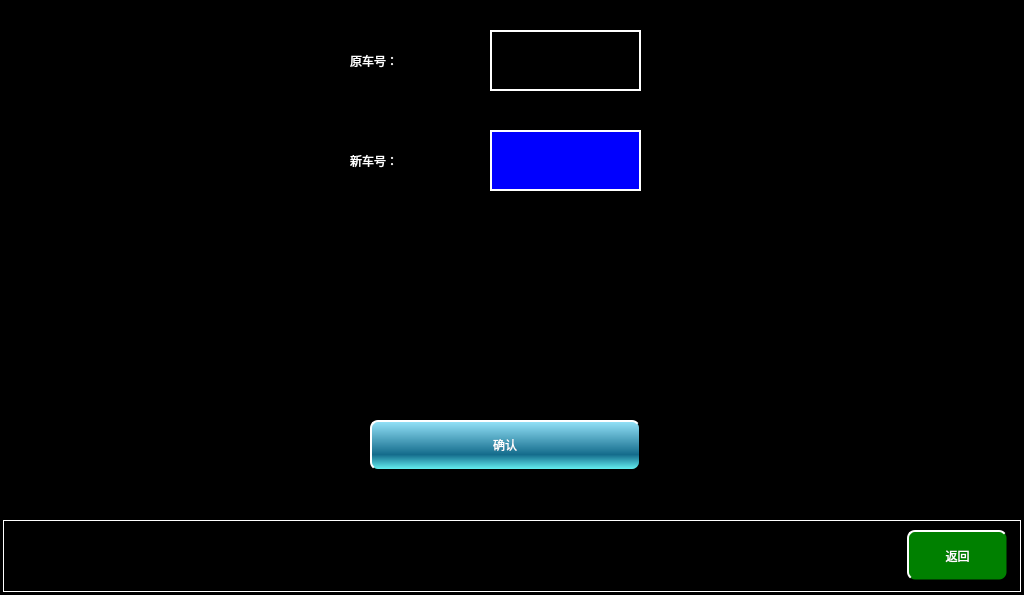
This is maintaincetrainnumsetpage.ui in mayue-crrc/ShenyangMetro9DB as Qt 5 draws it before an edit. The edited form follows.
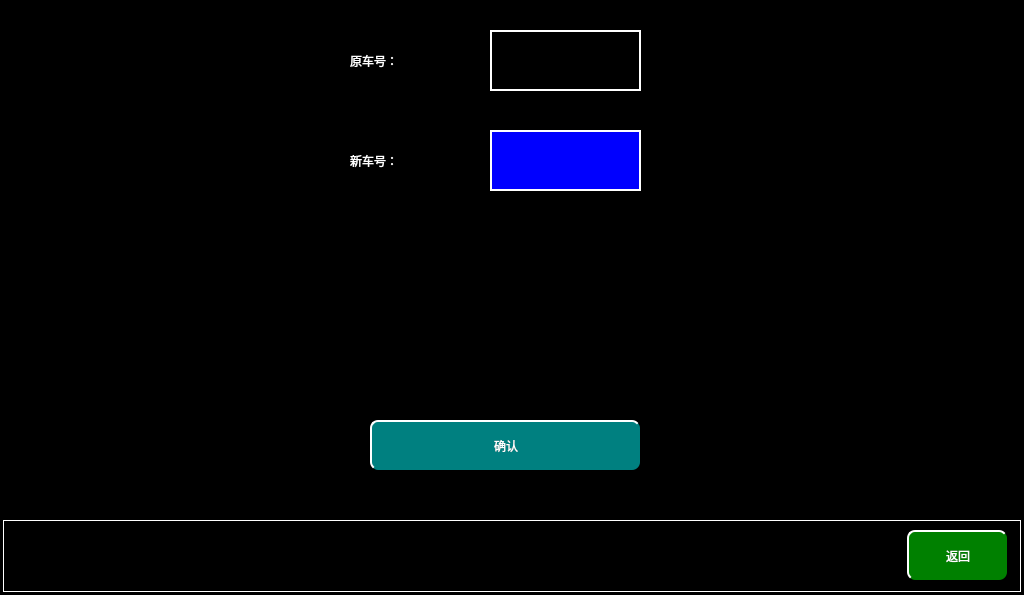
This is the edited form.

```diff
--- a/maintaincetrainnumsetpage.ui
+++ b/maintaincetrainnumsetpage.ui
@@ -20,12 +20,7 @@
 }
 QPushButton
 {
-	border-radius:8px;
-background:qlineargradient(spread:pad,x1:0,y1:0,x2:0,y2:0.4,stop:0 rgba(150,215,230,255),stop:0.4 rgba(100,170,200,255)
-spread:pad,x1:0,y1:0.4,x2:0,y2:1,stop:0.4 rgba(52,136,159,255),stop:1 rgba(94,188,216,255));
-color:rgb(23,176,176);
-font:28px,&quot;微软雅黑&quot;;
-border: 1px solid transparent;
+font: 20px, &quot;微软雅黑&quot;;color: white;background-color: rgb(0, 128, 128);	border-radius:8px;border-top: 2px solid white;border-left: 2px solid white;
 }
 QLabel
 {
@@ -161,10 +156,7 @@
     <enum>Qt::NoFocus</enum>
    </property>
    <property name="styleSheet">
-    <string notr="true">QPushButton
-{
- color:white;font:18px,&quot;微软雅黑&quot;;border-top:2px solid  white;border-left: 2px solid white;border-bottom:2px solid transparent;border-right: 2px solid transparent;background:qlineargradient(spread:pad,x1:0,y1:0,x2:0,y2:1,stop:0 rgba(150,228,250,255),stop:0.7 rgba(20,108,140,255) ,stop:1 rgba(100,238,240,255));
-}</string>
+    <string notr="true"/>
    </property>
    <property name="text">
     <string>确认</string>
```
